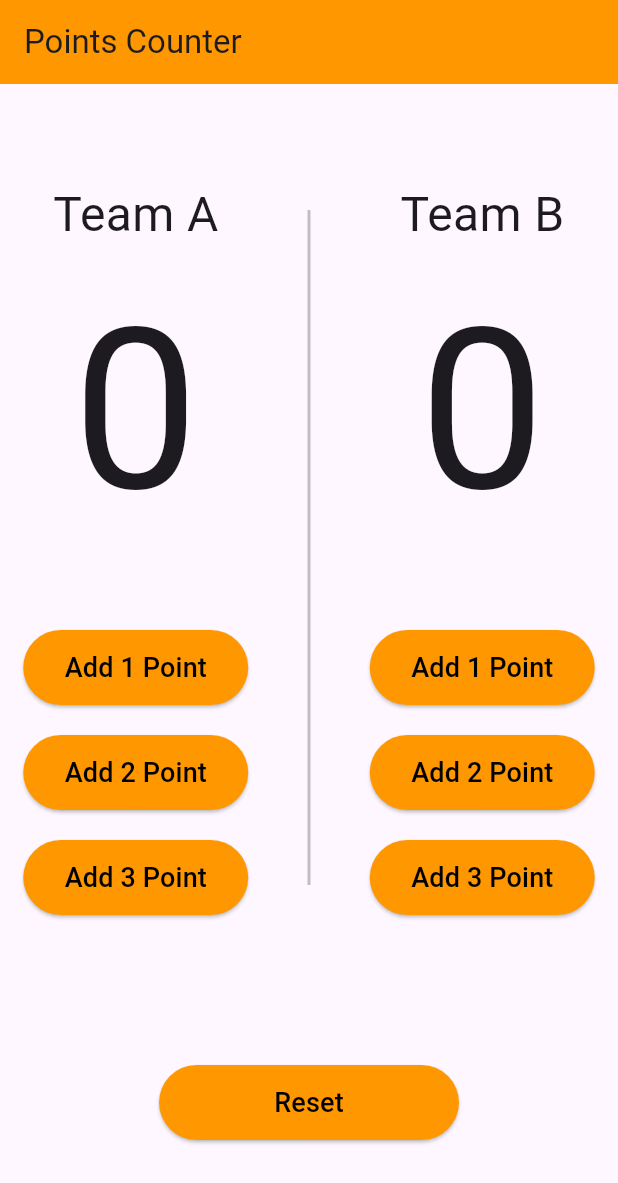
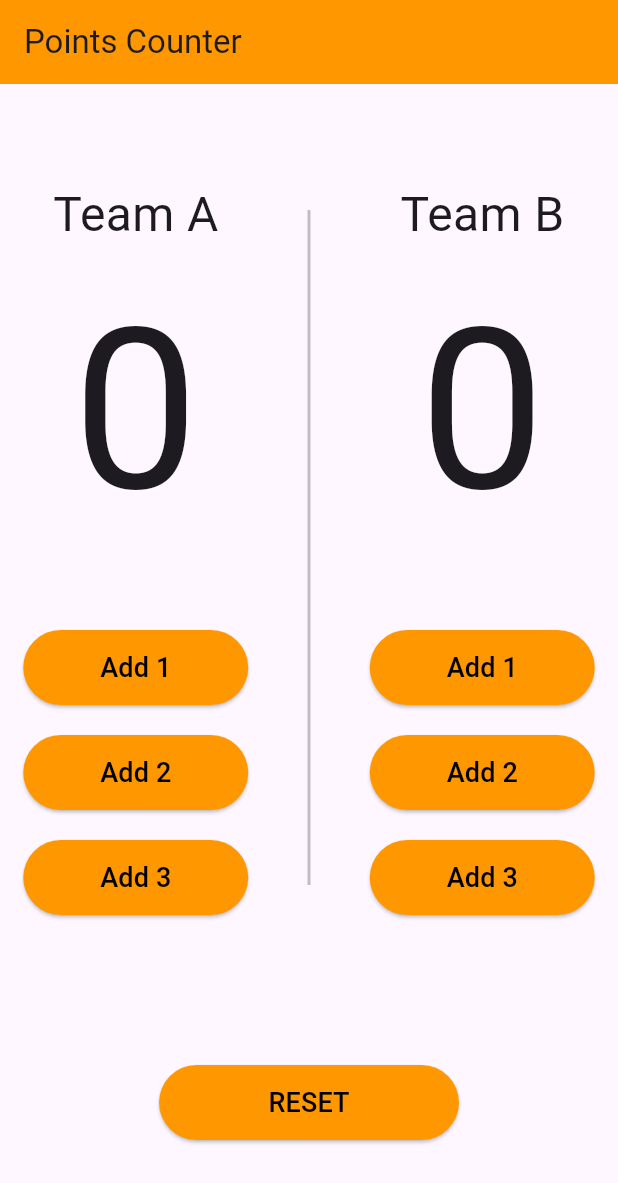
Before and after one commit to sherryahmos473/basketball_counter_app, a Flutter app: the screen it shows after launch, on a phone screen of 412 x 824 dp. Shown: the top 1183 px of the screen. Run offline on Flutter 3.47's test engine with Material 3 defaults, Android fonts, the phone set to English and light mode, and no system bars; our stand-ins replace flutter_bloc.

Commit message:
final edits

```diff
--- a/lib/custom_button.dart
+++ b/lib/custom_button.dart
@@ -1,11 +1,12 @@
-
 import 'package:basketball/cubit/counter_cubit.dart';
 import 'package:flutter/material.dart';
 import 'package:flutter_bloc/flutter_bloc.dart';
 
-class Custom_Button extends StatelessWidget {
-  const Custom_Button({
-    super.key, required this.buttonNumber, required this.team,
+class CustomButton extends StatelessWidget {
+  const CustomButton({
+    super.key,
+    required this.buttonNumber,
+    required this.team,
   });
   final int buttonNumber;
   final String team;
@@ -16,10 +17,10 @@ class Custom_Button extends StatelessWidget {
         BlocProvider.of<CounterCubit>(context)
             .incrementTeam(team: team, buttonNumber: buttonNumber);
       },
-      child: Text('Add $buttonNumber Point',
-          style: TextStyle(color: Colors.black, fontSize: 18)),
       style: ElevatedButton.styleFrom(
           backgroundColor: Colors.orange, fixedSize: const Size(150, 50)),
+      child: Text('Add $buttonNumber',
+          style: const TextStyle(color: Colors.black, fontSize: 18)),
     );
   }
 }
--- a/lib/home_page.dart
+++ b/lib/home_page.dart
@@ -5,7 +5,7 @@ import 'package:flutter/material.dart';
 import 'package:flutter_bloc/flutter_bloc.dart';
 
 class HomePage extends StatelessWidget {
-  HomePage({super.key});
+  const HomePage({super.key});
 
   @override
   Widget build(BuildContext context) {
@@ -33,11 +33,11 @@ class HomePage extends StatelessWidget {
                           '${BlocProvider.of<CounterCubit>(context).teamAPoints}',
                           style: const TextStyle(fontSize: 150)),
                       const SizedBox(height: 40),
-                      Custom_Button(team: 'A', buttonNumber: 1),
+                      const CustomButton(team: 'A', buttonNumber: 1),
                       const SizedBox(height: 20),
-                      Custom_Button(team: 'A', buttonNumber: 2),
+                      const CustomButton(team: 'A', buttonNumber: 2),
                       const SizedBox(height: 20),
-                      Custom_Button(team: 'A', buttonNumber: 3),
+                      const CustomButton(team: 'A', buttonNumber: 3),
                     ],
                   ),
                   const SizedBox(
@@ -55,11 +55,11 @@ class HomePage extends StatelessWidget {
                           '${BlocProvider.of<CounterCubit>(context).teamBPoints}',
                           style: const TextStyle(fontSize: 150)),
                       const SizedBox(height: 40),
-                      Custom_Button(team: 'B', buttonNumber: 1),
+                      const CustomButton(team: 'B', buttonNumber: 1),
                       const SizedBox(height: 20),
-                      Custom_Button(team: 'B', buttonNumber: 2),
+                      const CustomButton(team: 'B', buttonNumber: 2),
                       const SizedBox(height: 20),
-                      Custom_Button(team: 'B', buttonNumber: 3),
+                      const CustomButton(team: 'B', buttonNumber: 3),
                     ],
                   ),
                 ],
@@ -69,11 +69,11 @@ class HomePage extends StatelessWidget {
                 onPressed: () {
                   BlocProvider.of<CounterCubit>(context).reset();
                 },
-                child: const Text('Reset',
-                    style: TextStyle(color: Colors.black, fontSize: 18)),
                 style: ElevatedButton.styleFrom(
                     backgroundColor: Colors.orange,
                     fixedSize: const Size(200, 50)),
+                child: const Text('RESET',
+                    style: TextStyle(color: Colors.black, fontSize: 18)),
               ),
             ],
           ),
--- a/lib/main.dart
+++ b/lib/main.dart
@@ -4,15 +4,17 @@ import 'package:flutter/material.dart';
 import 'package:flutter_bloc/flutter_bloc.dart';
 
 void main() {
-  runApp(PointsCounter());
+  runApp(const PointsCounter());
 }
 
 class PointsCounter extends StatelessWidget {
+  const PointsCounter({super.key});
+
   @override
   Widget build(BuildContext context) {
     return BlocProvider(
       create: (context) => CounterCubit(),
-      child: MaterialApp(
+      child: const MaterialApp(
         debugShowCheckedModeBanner: false,
         home: HomePage(),
       ),
```
Also changed, not shown: 1 other file.
